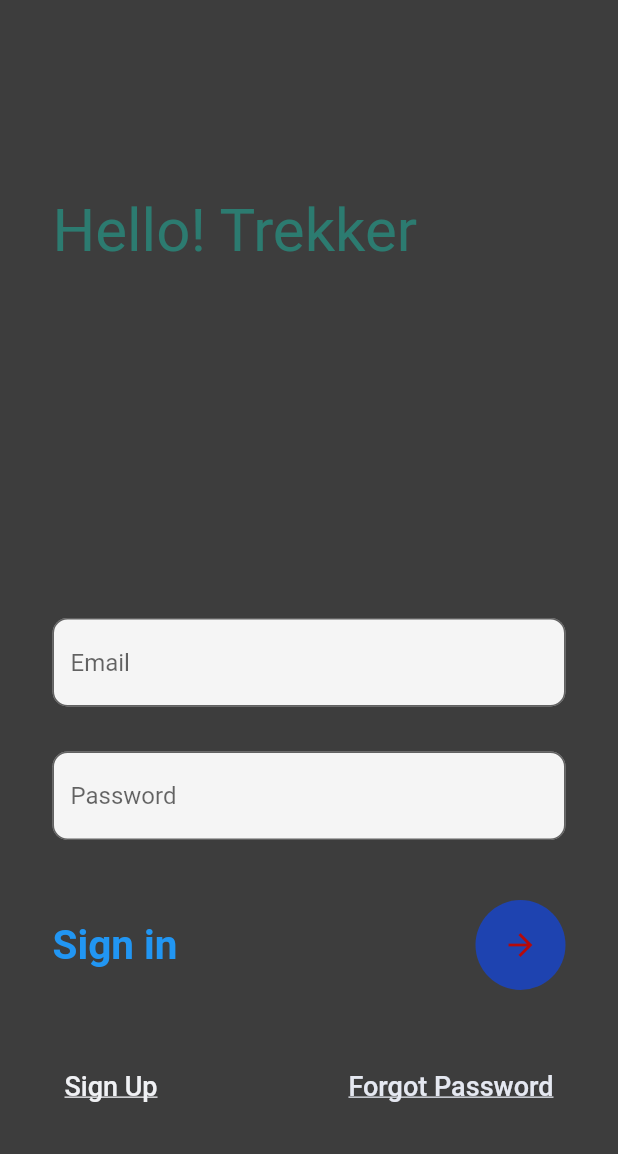
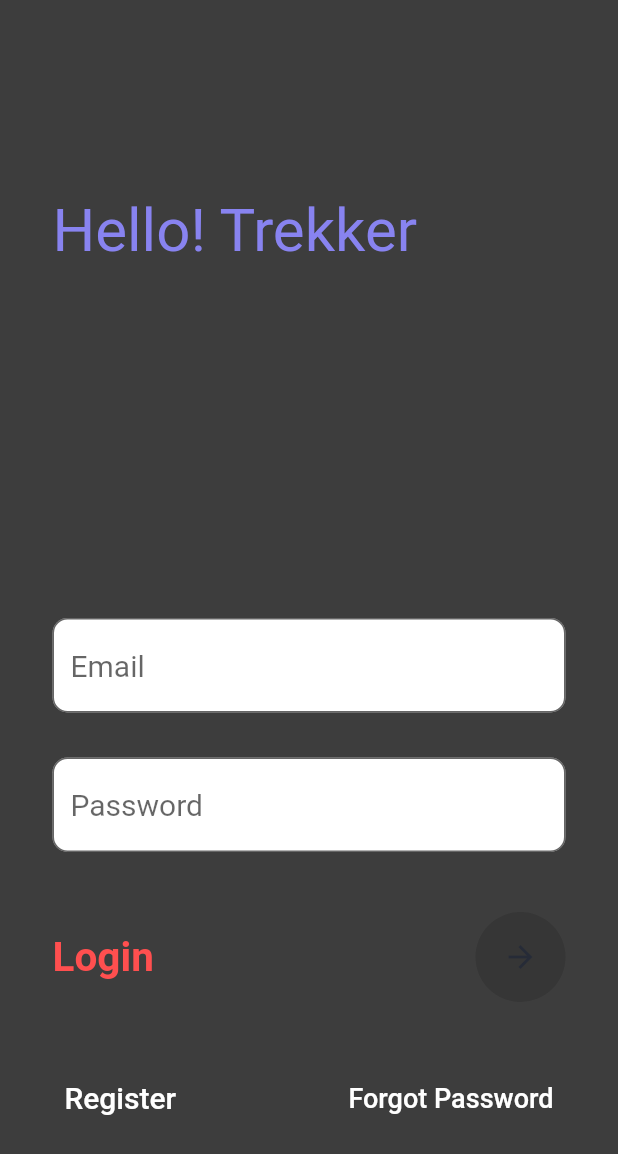
Before and after one commit to darsh0230/emigrar, a Flutter app: the screen it shows after launch, on a phone screen of 412 x 824 dp. Shown: the top 1154 px of the screen. Run offline on Flutter 3.47's test engine with Material 2 defaults, Android fonts, the phone set to English and light mode, and no system bars; our stand-ins replace persistent_bottom_nav_bar.

Commit message:
ui auth finished

```diff
--- a/emigrar/lib/constants/constantColors.dart
+++ b/emigrar/lib/constants/constantColors.dart
@@ -1,8 +1,9 @@
 import 'package:flutter/material.dart';
 
 class CC {
-  final Color Black = Color(0xff1E1E1E);
-  final Color LBlack = Color(0xff262B37);
+  final Color black = Color(0xff1E1E1E);
+  final Color lBlack = Color(0xff262B37);
   final Color violet = Color(0xff8883F0);
-  final Color Red = Color(0xffFF4F4F);
+  final Color red = Color(0xffFF4F4F);
+  final Color white = Color(0xffffffff);
 }
--- a/emigrar/lib/screens/auth/loginScreen.dart
+++ b/emigrar/lib/screens/auth/loginScreen.dart
@@ -1,3 +1,5 @@
+import 'package:emigrar/constants/constantColors.dart';
+import 'package:emigrar/screens/auth/registerScreen.dart';
 import 'package:flutter/material.dart';
 import 'package:flutter/src/widgets/container.dart';
 import 'package:flutter/src/widgets/framework.dart';
@@ -12,6 +14,7 @@ class LoginScreen extends StatefulWidget {
 class _LoginScreenState extends State<LoginScreen> {
   @override
   Widget build(BuildContext context) {
+    CC cc = CC();
     return Scaffold(
       backgroundColor: Color.fromARGB(210, 19, 19, 19),
       body: Stack(
@@ -21,8 +24,7 @@ class _LoginScreenState extends State<LoginScreen> {
             padding: EdgeInsets.only(left: 35, top: 130),
             child: Text(
               "Hello! Trekker",
-              style: TextStyle(
-                  color: Color.fromARGB(126, 26, 185, 164), fontSize: 40),
+              style: TextStyle(color: cc.violet, fontSize: 40),
             ),
           ),
           SingleChildScrollView(
@@ -37,10 +39,9 @@ class _LoginScreenState extends State<LoginScreen> {
                     child: Column(
                       children: [
                         TextField(
-                          style: TextStyle(
-                              color: Color.fromARGB(255, 248, 244, 244)),
+                          style: TextStyle(color: cc.black, fontSize: 20),
                           decoration: InputDecoration(
-                              fillColor: Colors.grey.shade100,
+                              fillColor: cc.white,
                               filled: true,
                               hintText: "Email",
                               border: OutlineInputBorder(
@@ -51,10 +52,10 @@ class _LoginScreenState extends State<LoginScreen> {
                           height: 30,
                         ),
                         TextField(
-                          style: TextStyle(),
+                          style: TextStyle(color: cc.black, fontSize: 20),
                           obscureText: true,
                           decoration: InputDecoration(
-                              fillColor: Colors.grey.shade100,
+                              fillColor: cc.white,
                               filled: true,
                               hintText: "Password",
                               border: OutlineInputBorder(
@@ -68,17 +69,17 @@ class _LoginScreenState extends State<LoginScreen> {
                           mainAxisAlignment: MainAxisAlignment.spaceBetween,
                           children: [
                             Text(
-                              'Sign in ',
+                              'Login',
                               style: TextStyle(
-                                  color: Colors.blue,
+                                  color: cc.red,
                                   fontSize: 27,
                                   fontWeight: FontWeight.w700),
                             ),
                             CircleAvatar(
                               radius: 30,
-                              backgroundColor: Color.fromARGB(255, 30, 67, 176),
+                              backgroundColor: Colors.black12,
                               child: IconButton(
-                                  color: Color.fromARGB(255, 182, 9, 9),
+                                  color: cc.lBlack,
                                   onPressed: () {},
                                   icon: Icon(
                                     Icons.arrow_forward,
@@ -94,15 +95,16 @@ class _LoginScreenState extends State<LoginScreen> {
                           children: [
                             TextButton(
                               onPressed: () {
-                                Navigator.pushNamed(context, 'register');
+                                Navigator.pushReplacement(
+                                    context,
+                                    MaterialPageRoute(
+                                        builder: (context) =>
+                                            RegisterScreen()));
                               },
                               child: Text(
-                                'Sign Up',
+                                'Register',
                                 textAlign: TextAlign.left,
-                                style: TextStyle(
-                                    decoration: TextDecoration.underline,
-                                    color: Color.fromARGB(255, 240, 241, 244),
-                                    fontSize: 18),
+                                style: TextStyle(color: cc.white, fontSize: 20),
                               ),
                               style: ButtonStyle(),
                             ),
@@ -111,8 +113,7 @@ class _LoginScreenState extends State<LoginScreen> {
                                 child: Text(
                                   'Forgot Password',
                                   style: TextStyle(
-                                    decoration: TextDecoration.underline,
-                                    color: Color.fromARGB(255, 229, 232, 241),
+                                    color: cc.white,
                                     fontSize: 18,
                                   ),
                                 )),
--- a/emigrar/lib/screens/home/discover/discoverRoot.dart
+++ b/emigrar/lib/screens/home/discover/discoverRoot.dart
@@ -15,7 +15,7 @@ class _DiscoverRootState extends State<DiscoverRoot> {
   Widget build(BuildContext context) {
     CC cc = CC();
     return Container(
-      color: cc.Black,
+      color: cc.black,
       child: Text("Discover"),
     );
   }
--- a/emigrar/lib/screens/home/homeRoot/homeRoot.dart
+++ b/emigrar/lib/screens/home/homeRoot/homeRoot.dart
@@ -15,7 +15,7 @@ class _HomeRootState extends State<HomeRoot> {
   Widget build(BuildContext context) {
     CC cc = CC();
     return Container(
-      color: cc.Black,
+      color: cc.black,
       child: Text("Home page"),
     );
   }
--- a/emigrar/lib/screens/home/homeScreen.dart
+++ b/emigrar/lib/screens/home/homeScreen.dart
@@ -62,7 +62,7 @@ class _HomeScreenState extends State<HomeScreen> {
   Widget build(BuildContext context) {
     CC cc = CC();
     return Scaffold(
-      backgroundColor: cc.Black,
+      backgroundColor: cc.black,
       body: Stack(
         children: [
           PersistentTabView(
--- a/emigrar/lib/screens/home/maps/mapsRoot.dart
+++ b/emigrar/lib/screens/home/maps/mapsRoot.dart
@@ -15,7 +15,7 @@ class _MapsRootState extends State<MapsRoot> {
   Widget build(BuildContext context) {
     CC cc = CC();
     return Container(
-      color: cc.Black,
+      color: cc.black,
       child: Text("Maps"),
     );
   }
--- a/emigrar/lib/screens/home/profile/profileRoot.dart
+++ b/emigrar/lib/screens/home/profile/profileRoot.dart
@@ -15,7 +15,7 @@ class _ProfileRootState extends State<ProfileRoot> {
   Widget build(BuildContext context) {
     CC cc = CC();
     return Container(
-      color: cc.Black,
+      color: cc.black,
       child: Text("Profile"),
     );
   }
--- a/emigrar/lib/shared/navBar/navBarWidget.dart
+++ b/emigrar/lib/shared/navBar/navBarWidget.dart
@@ -21,7 +21,7 @@ class _NavBarWidgetState extends State<NavBarWidget> {
         padding: const EdgeInsets.only(bottom: 40, left: 10.0, right: 10.0),
         child: Container(
           decoration: BoxDecoration(
-              color: cc.LBlack, borderRadius: BorderRadius.circular(40.0)),
+              color: cc.black, borderRadius: BorderRadius.circular(40.0)),
           child: Padding(
             padding: const EdgeInsets.symmetric(vertical: 14.0),
             child: Row(
```
Also changed, not shown: emigrar/lib/screens/auth/registerScreen.dart (+177 -0 lines).
